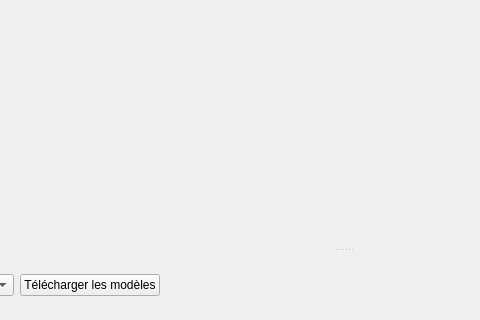
First picture: the form in src/media_restorer/views/main.ui, repository lolo26130/media_restorer, before the edit; both pictures show x 206 to 686 and y 380 to 700 of the 1100 by 700 pixel window.
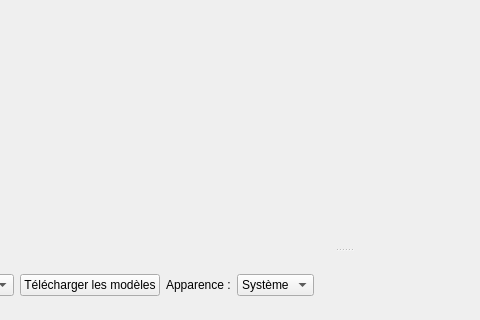
Second picture: the form after the edit. Icons and pictures are not drawn.

Commit message: choix skins et lisibilité des spin box améliorée

Patch:
```diff
--- a/src/media_restorer/views/main.ui
+++ b/src/media_restorer/views/main.ui
@@ -255,6 +255,35 @@
        </property>
       </widget>
      </item>
+     <item>
+      <widget class="QLabel" name="labelSkin">
+       <property name="text">
+        <string>Apparence :</string>
+       </property>
+      </widget>
+     </item>
+     <item>
+      <widget class="QComboBox" name="comboSkin">
+       <property name="toolTip">
+        <string>Apparence de l'application — « Système » détecte le thème clair/sombre de l'OS</string>
+       </property>
+       <item>
+        <property name="text">
+         <string>Système</string>
+        </property>
+       </item>
+       <item>
+        <property name="text">
+         <string>Clair</string>
+        </property>
+       </item>
+       <item>
+        <property name="text">
+         <string>Sombre</string>
+        </property>
+       </item>
+      </widget>
+     </item>
      <item>
       <spacer name="spacerTooltips">
        <property name="orientation">
```
The commit also changes 5 other files.
